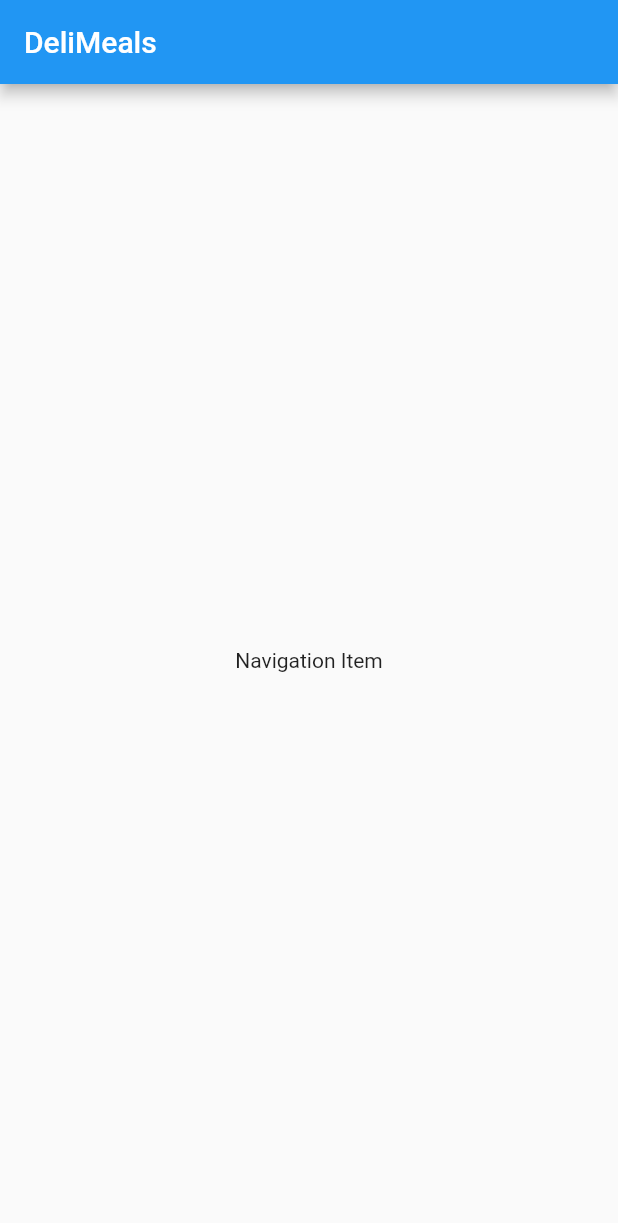
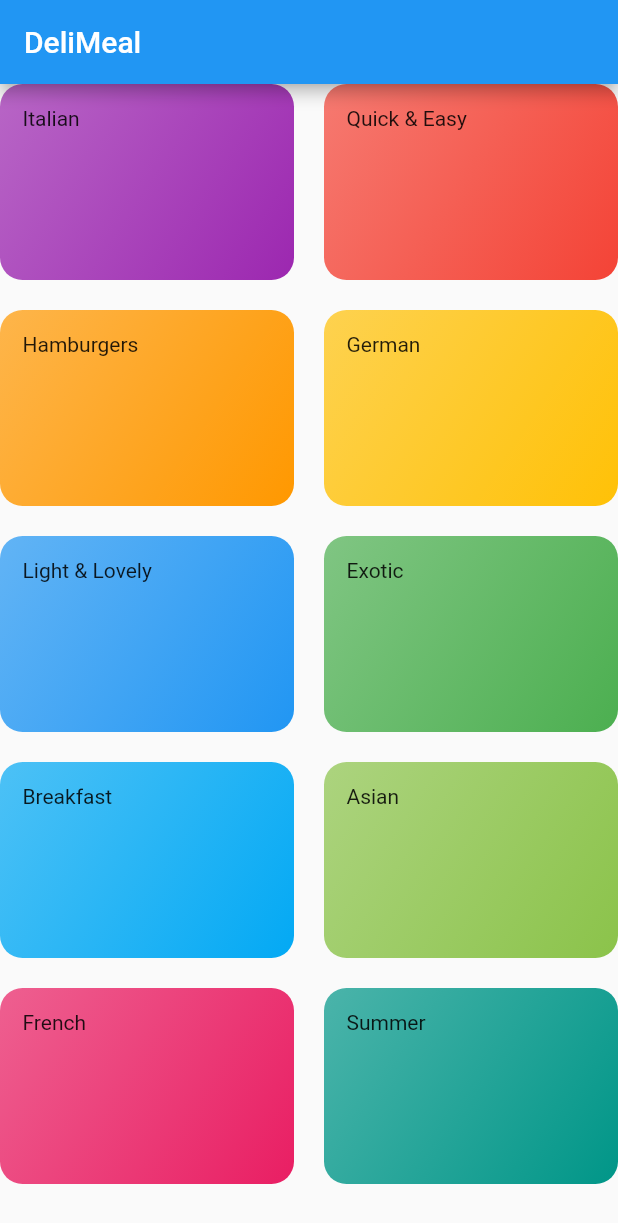
Before and after one commit to anandagr21/deli-meal, a Flutter app: the screen it shows after launch, on a phone screen of 412 x 824 dp. Shown: the top 1223 px of the screen. Run offline on Flutter 3.47's test engine with Material 2 defaults, Android fonts, the phone set to English and light mode, and no system bars.

Commit message:
GridView working

```diff
--- /dev/null
+++ b/lib/categories_screen.dart
@@ -0,0 +1,30 @@
+import 'package:flutter/material.dart';
+import './dummy_data.dart';
+import './category_item.dart';
+
+class CategoriesScreen extends StatelessWidget {
+  @override
+  Widget build(BuildContext context) {
+    return Scaffold(
+      appBar: AppBar(
+        title: const Text('DeliMeal'),
+      ),
+      body: GridView(
+        children: DUMMY_CATEGORIES
+            .map(
+              (catData) => CategoryItem(
+                catData.title,
+                catData.color,
+              ),
+            )
+            .toList(),
+        gridDelegate: SliverGridDelegateWithMaxCrossAxisExtent(
+          maxCrossAxisExtent: 200,
+          childAspectRatio: 3 / 2,
+          crossAxisSpacing: 20,
+          mainAxisSpacing: 20,
+        ),
+      ),
+    );
+  }
+}
--- /dev/null
+++ b/lib/category_item.dart
@@ -0,0 +1,27 @@
+import 'package:flutter/material.dart';
+
+class CategoryItem extends StatelessWidget {
+  final String title;
+  final Color color;
+
+  CategoryItem(this.title, this.color);
+
+  @override
+  Widget build(BuildContext context) {
+    return Container(
+      padding: const EdgeInsets.all(15),
+      child: Text(title),
+      decoration: BoxDecoration(
+        gradient: LinearGradient(
+          colors: [
+            color.withOpacity(0.7),
+            color,
+          ],
+          begin: Alignment.topLeft,
+          end: Alignment.bottomRight,
+        ),
+        borderRadius: BorderRadius.circular(15),
+      ),
+    );
+  }
+}
--- /dev/null
+++ b/lib/dummy_data.dart
@@ -0,0 +1,56 @@
+import 'package:flutter/material.dart';
+
+import './models/category.dart';
+
+const DUMMY_CATEGORIES = const [
+  Category(
+    id: 'c1',
+    title: 'Italian',
+    color: Colors.purple,
+  ),
+  Category(
+    id: 'c2',
+    title: 'Quick & Easy',
+    color: Colors.red,
+  ),
+  Category(
+    id: 'c3',
+    title: 'Hamburgers',
+    color: Colors.orange,
+  ),
+  Category(
+    id: 'c4',
+    title: 'German',
+    color: Colors.amber,
+  ),
+  Category(
+    id: 'c5',
+    title: 'Light & Lovely',
+    color: Colors.blue,
+  ),
+  Category(
+    id: 'c6',
+    title: 'Exotic',
+    color: Colors.green,
+  ),
+  Category(
+    id: 'c7',
+    title: 'Breakfast',
+    color: Colors.lightBlue,
+  ),
+  Category(
+    id: 'c8',
+    title: 'Asian',
+    color: Colors.lightGreen,
+  ),
+  Category(
+    id: 'c9',
+    title: 'French',
+    color: Colors.pink,
+  ),
+  Category(
+    id: 'c10',
+    title: 'Summer',
+    color: Colors.teal,
+  ),
+];
--- a/lib/main.dart
+++ b/lib/main.dart
@@ -1,4 +1,5 @@
 import 'package:flutter/material.dart';
+import './categories_screen.dart';
 
 void main() => runApp(MyApp());
 
@@ -11,30 +12,27 @@ class MyApp extends StatelessWidget {
       theme: ThemeData(
         primarySwatch: Colors.blue,
       ),
-      home: MyHomePage(),
+      home: CategoriesScreen(),
     );
   }
 }
 
-class MyHomePage extends StatefulWidget {
-
-  @override
-  _MyHomePageState createState() => _MyHomePageState();
-}
-
-class _MyHomePageState extends State<MyHomePage> {
-  @override
-  Widget build(BuildContext context) {
-    return Scaffold(
-      appBar: AppBar(
-        // Here we take the value from the MyHomePage object that was created by
-        // the App.build method, and use it to set our appbar title.
-        title: Text('DeliMeals'),
-      ),
-      body: Center(
-        child: Text('Navigation Item'),
-      ),
-    );
-    // This trailing comma makes auto-formatting nicer for build methods.
-  }
-}
+//class MyHomePage extends StatefulWidget {
+//  @override
+//  _MyHomePageState createState() => _MyHomePageState();
+//}
+//
+//class _MyHomePageState extends State<MyHomePage> {
+//  @override
+//  Widget build(BuildContext context) {
+//    return Scaffold(
+//      appBar: AppBar(
+//        title: Text('DeliMeals'),
+//      ),
+//      body: Center(
+//        child: Text('Navigation Item'),
+//      ),
+//    );
+//    // This trailing comma makes auto-formatting nicer for build methods.
+//  }
+//}
--- /dev/null
+++ b/lib/models/category.dart
@@ -0,0 +1,13 @@
+import 'package:flutter/material.dart';
+
+class Category {
+  final String id;
+  final String title;
+  final Color color;
+
+  const Category({
+    @required this.id,
+    @required this.title,
+    this.color = Colors.orange,
+  });
+}
```
